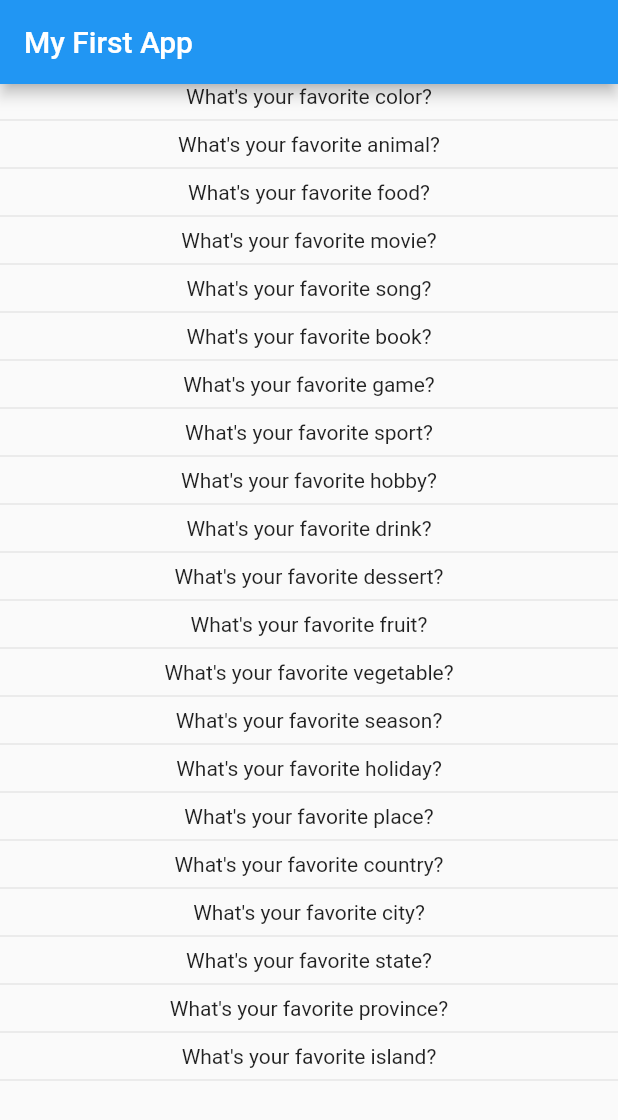
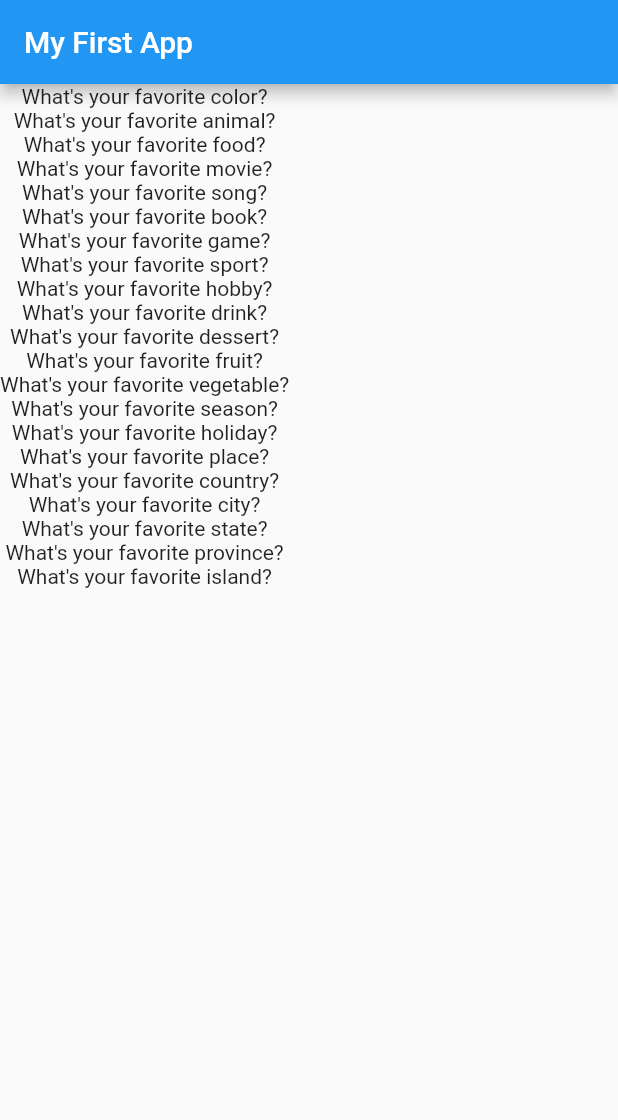
Before and after one commit to WiedjajaAtmadja/flutter_stalesswidget_list, a Flutter app: the screen it shows after launch, on a phone screen of 412 x 824 dp. Shown: the top 1120 px of the screen. Run offline on Flutter 3.47's test engine with Material 2 defaults, Android fonts, the phone set to English and light mode, and no system bars.

Commit message:
using for

```diff
--- a/lib/main.dart
+++ b/lib/main.dart
@@ -34,14 +34,11 @@ class MainApp extends StatelessWidget {
   Widget build(BuildContext context) {
     return MaterialApp(
         home: Scaffold(
-      appBar: AppBar(
-        title: const Text('My First App'),
-      ),
-      body: ListView.builder(
-          itemCount: questions.length,
-          itemBuilder: (context, index) {
-            return Column(children: [Text(questions[index]), const Divider()]);
-          }),
-    ));
+            appBar: AppBar(
+              title: const Text('My First App'),
+            ),
+            body: Column(
+              children: [for (String str in questions) Text(str)],
+            )));
   }
 }
```
